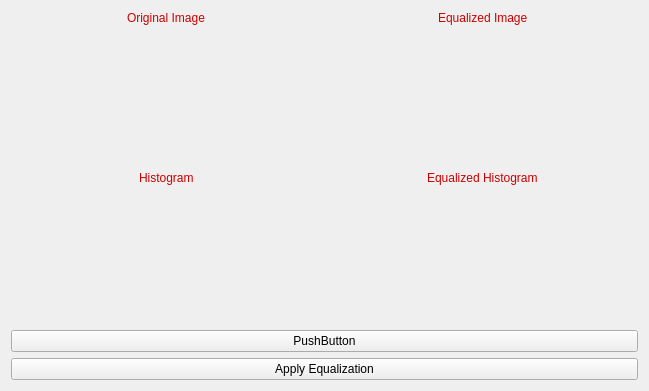
The window that src/ui/equalization.ui (Omarmansour557/Histogram-Equalization) describes before a commit, drawn with Qt 5.
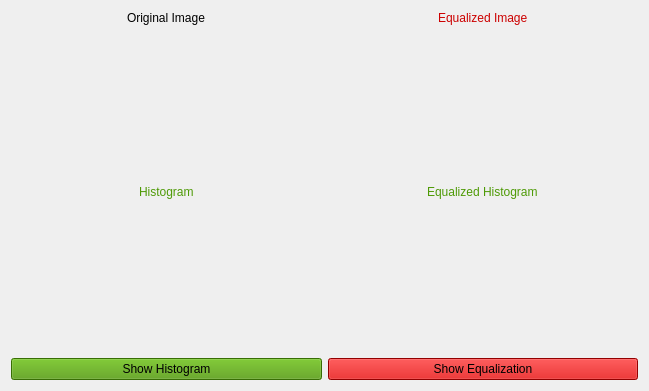
The same window after the commit.

What changed in the file:
```diff
--- a/src/ui/equalization.ui
+++ b/src/ui/equalization.ui
@@ -51,8 +51,9 @@
          <item alignment="Qt::AlignHCenter">
           <widget class="QLabel" name="label_4">
            <property name="styleSheet">
-            <string notr="true">color: rgb(204, 0, 0);
-font: 75 italic 14pt &quot;Ubuntu Condensed&quot;;</string>
+            <string notr="true">color:rgb(78, 154, 6);
+
+font: 75 italic 12pt &quot;Ubuntu Condensed&quot;;</string>
            </property>
            <property name="text">
             <string>Equalized Histogram</string>
@@ -79,8 +80,8 @@
          <item alignment="Qt::AlignHCenter">
           <widget class="QLabel" name="label">
            <property name="styleSheet">
-            <string notr="true">color: rgb(204, 0, 0);
-font: 75 italic 14pt &quot;Ubuntu Condensed&quot;;</string>
+            <string notr="true">font: 75 italic 12pt &quot;Ubuntu Condensed&quot;;
+</string>
            </property>
            <property name="text">
             <string>Original Image</string>
@@ -107,8 +108,8 @@
          <item alignment="Qt::AlignHCenter">
           <widget class="QLabel" name="label_3">
            <property name="styleSheet">
-            <string notr="true">color: rgb(204, 0, 0);
-font: 75 italic 14pt &quot;Ubuntu Condensed&quot;;</string>
+            <string notr="true">color:rgb(78, 154, 6);
+font: 75 italic 12pt &quot;Ubuntu Condensed&quot;;</string>
            </property>
            <property name="text">
             <string>Histogram</string>
@@ -133,18 +134,30 @@
       </layout>
      </item>
      <item>
-      <layout class="QVBoxLayout" name="verticalLayout_5">
+      <layout class="QHBoxLayout" name="horizontalLayout">
        <item>
-        <widget class="QPushButton" name="pushButton">
+        <widget class="QPushButton" name="histogram_btn">
+         <property name="styleSheet">
+          <string notr="true">background-color: rgb(78, 154, 6);</string>
+         </property>
          <property name="text">
-          <string>PushButton</string>
+          <string>Show Histogram</string>
          </property>
         </widget>
        </item>
        <item>
         <widget class="QPushButton" name="equalizer_btn">
+         <property name="maximumSize">
+          <size>
+           <width>16777215</width>
+           <height>16777215</height>
+          </size>
+         </property>
+         <property name="styleSheet">
+          <string notr="true">background-color: rgb(204, 0, 0);</string>
+         </property>
          <property name="text">
-          <string>Apply Equalization</string>
+          <string>Show Equalization</string>
          </property>
         </widget>
        </item>
```
Left out of the diff: 5 changed lines with no effect on the pictures.
